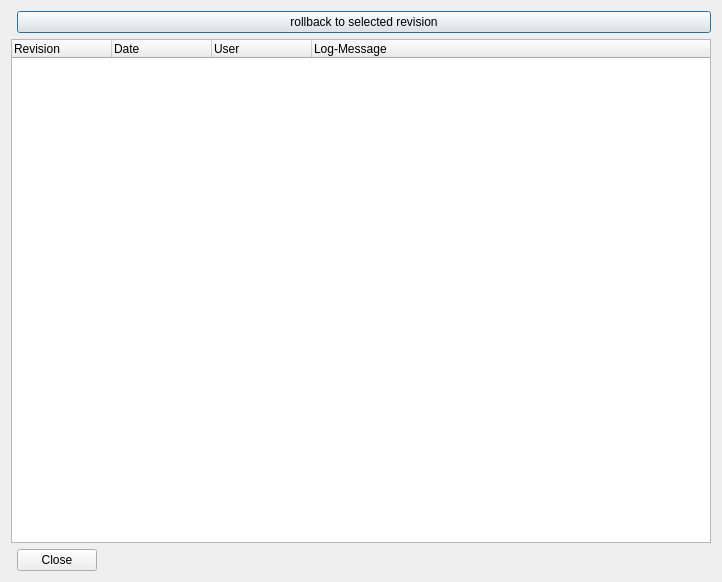
Above: forms/Ui_LogView.ui from sourcepole/pgversion before the change. Below: the same form after it.
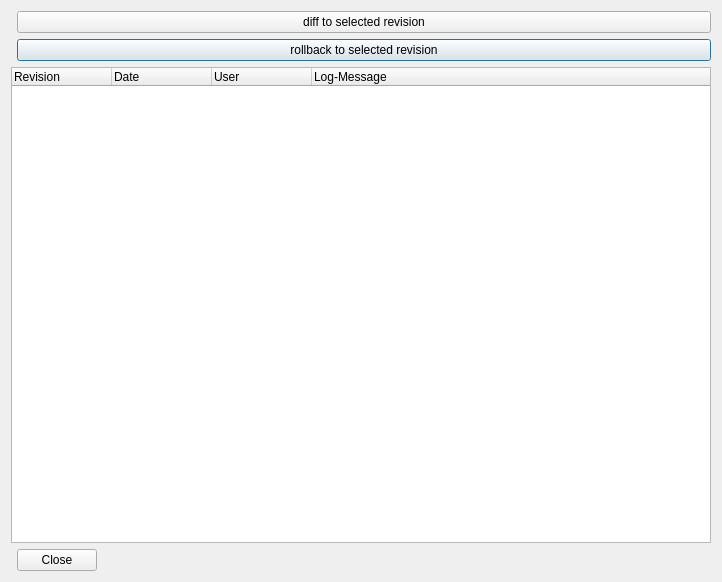
That is the form after the change.

Commit message: diff functin added

```diff
--- a/forms/Ui_LogView.ui
+++ b/forms/Ui_LogView.ui
@@ -17,7 +17,7 @@
    <string>PG-Version LogView</string>
   </property>
   <layout class="QGridLayout" name="gridLayout">
-   <item row="0" column="1">
+   <item row="1" column="1">
     <widget class="QSplitter" name="splitter">
      <property name="orientation">
       <enum>Qt::Horizontal</enum>
@@ -47,7 +47,7 @@
      </widget>
     </widget>
    </item>
-   <item row="1" column="0" colspan="2">
+   <item row="2" column="0" colspan="2">
     <widget class="QTreeWidget" name="treeWidget">
      <column>
       <property name="text">
@@ -71,7 +71,7 @@
      </column>
     </widget>
    </item>
-   <item row="2" column="1">
+   <item row="3" column="1">
     <widget class="QDialogButtonBox" name="btnClose">
      <property name="sizePolicy">
       <sizepolicy hsizetype="Maximum" vsizetype="Fixed">
@@ -84,6 +84,13 @@
      </property>
     </widget>
    </item>
+   <item row="0" column="1">
+    <widget class="QPushButton" name="btnDiff">
+     <property name="text">
+      <string>diff to selected revision</string>
+     </property>
+    </widget>
+   </item>
   </layout>
  </widget>
  <resources/>
```
The commit also changes 4 other files.
